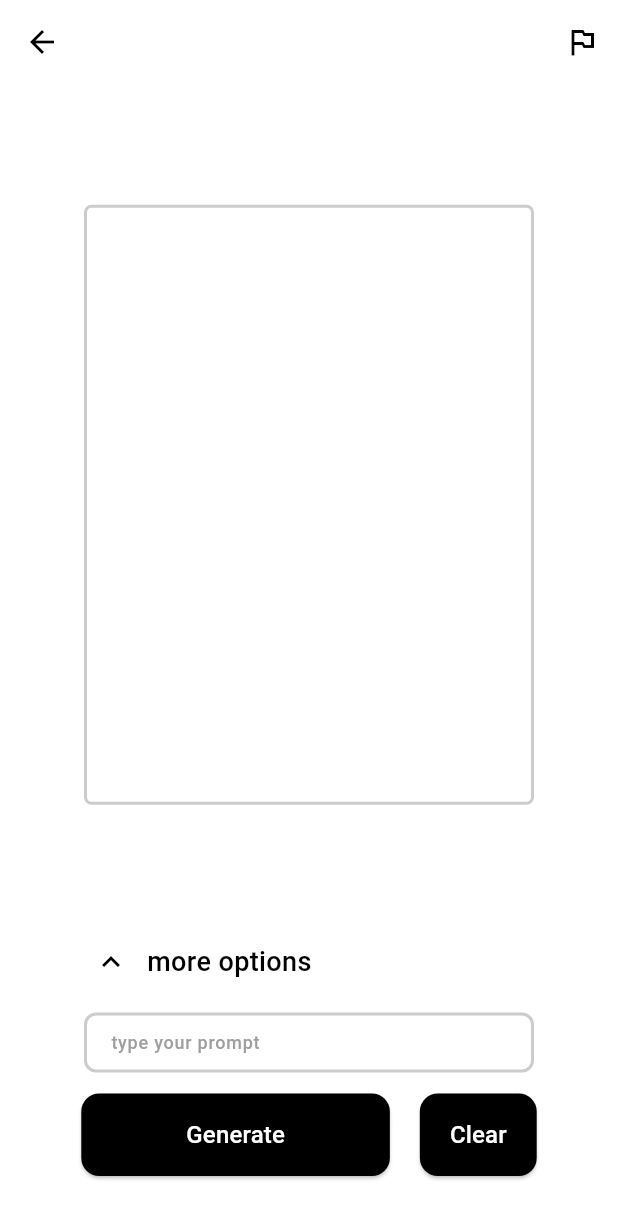
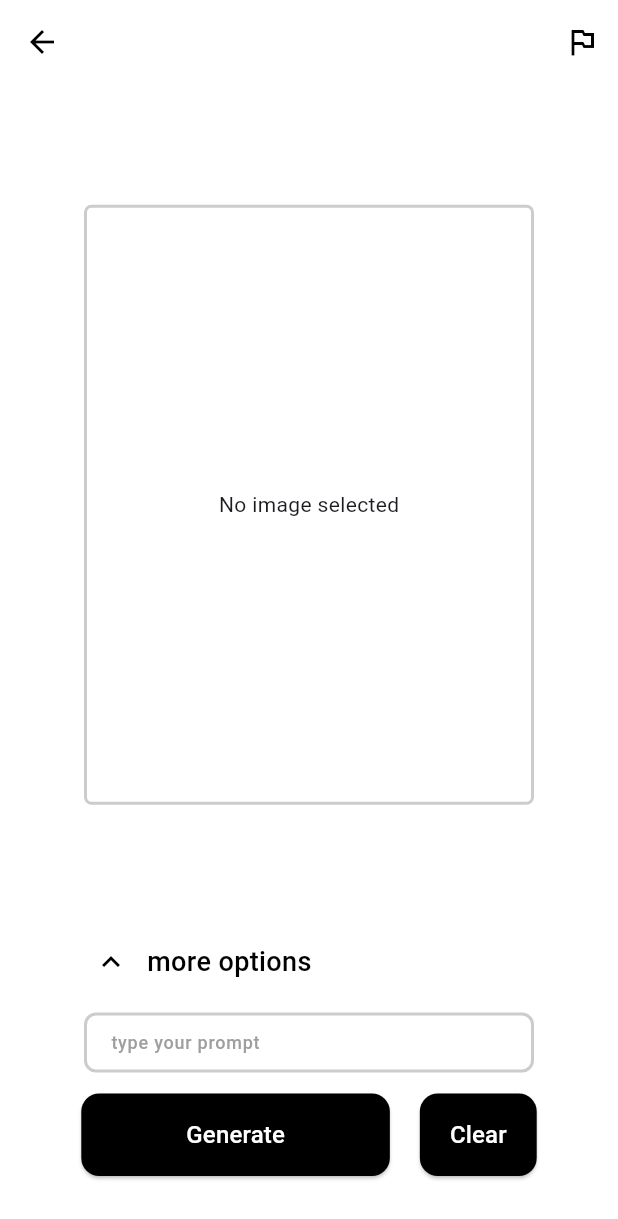
Before and after one commit to jibek1201/picaso, a Flutter app: the ThirdPage screen opened directly, after a tap on "Clear", on a phone screen of 412 x 824 dp. Shown: the top 1219 px of the screen. Run offline on Flutter 3.47's test engine with Material 3 defaults, Android fonts, the light colour scheme and no system bars; our stand-ins replace image_picker.

Commit message:
new commit

```diff
--- a/lib/main.dart
+++ b/lib/main.dart
@@ -1,4 +1,6 @@
+import 'dart:io';
 import 'package:flutter/material.dart';
+import 'package:image_picker/image_picker.dart';
 
 
 
@@ -222,10 +224,39 @@ class _ThirdPageState extends State<ThirdPage> {
   bool _isArrowPressed = false; // To toggle between buttons
   double _selectedScale = 1.0; // To track the selected scale
   bool isSaved = false; // Tracks the save state for the flag icon
+  String? _imagePath; // Store selected image path
+  final TextEditingController _controller = TextEditingController();
 
+  // Function to toggle the save state
   void toggleSave() {
     setState(() {
       isSaved = !isSaved; // Toggle the save state
+    });
+  }
+
+  // Function to pick an image using image_picker
+  Future<void> _pickImage() async {
+    final ImagePicker picker = ImagePicker();
+    final XFile? pickedFile = await picker.pickImage(source: ImageSource.gallery);
+
+    if (pickedFile != null) {
+      setState(() {
+        _imagePath = pickedFile.path; // Set the image path
+      });
+    }
+  }
+
+  // Function to handle Generate button press
+  void _generateAction() {
+    // Add your "Generate" action here
+    print('Generate button pressed');
+  }
+
+  // Function to handle Clear button press
+  void _clearAction() {
+    setState(() {
+      _controller.clear(); // Clear text input
+      _imagePath = null; // Clear image
     });
   }
 
@@ -268,6 +299,9 @@ class _ThirdPageState extends State<ThirdPage> {
                   ),
                   borderRadius: BorderRadius.circular(5), // Rounded corners
                 ),
+                child: _imagePath == null
+                    ? const Center(child: Text('No image selected'))
+                    : Image.file(File(_imagePath!)), // Show image
               ),
             ),
           ),
@@ -385,10 +419,7 @@ class _ThirdPageState extends State<ThirdPage> {
                             padding: const EdgeInsets.only(right: 50),  // 20px space to the right
                             child: IconButton(
                               icon: const Icon(Icons.download_rounded, color: Colors.black), // Download icon with arrow down
-                              onPressed: () {
-                                // Add your download-related action here
-                                print("Download button pressed");
-                              },
+                              onPressed: _pickImage, // Trigger image picker
                             ),
                           ),
                         Text(
@@ -417,8 +448,9 @@ class _ThirdPageState extends State<ThirdPage> {
                       width: 2,
                     ),
                   ),
-                  child: const TextField(
-                    decoration: InputDecoration(
+                  child: TextField(
+                    controller: _controller,
+                    decoration: const InputDecoration(
                       border: InputBorder.none,
                       hintText: 'type your prompt',
                       hintStyle: TextStyle(
@@ -427,7 +459,7 @@ class _ThirdPageState extends State<ThirdPage> {
                         fontWeight: FontWeight.w500,
                       ),
                     ),
-                    style: TextStyle(
+                    style: const TextStyle(
                       fontSize: 10,
                       color: Colors.black,
                       fontWeight: FontWeight.w500,
@@ -441,9 +473,7 @@ class _ThirdPageState extends State<ThirdPage> {
                   mainAxisAlignment: MainAxisAlignment.center,
                   children: [
                     ElevatedButton(
-                      onPressed: () {
-                        // Add your "Generate" button action here
-                      },
+                      onPressed: _generateAction,
                       style: ElevatedButton.styleFrom(
                         foregroundColor: Colors.white,
                         backgroundColor: Colors.black,
@@ -462,9 +492,7 @@ class _ThirdPageState extends State<ThirdPage> {
                     ),
                     const SizedBox(width: 20),
                     ElevatedButton(
-                      onPressed: () {
-                        // Add your "Clear" button action here
-                      },
+                      onPressed: _clearAction,
                       style: ElevatedButton.styleFrom(
                         foregroundColor: Colors.white,
                         backgroundColor: Colors.black,
--- a/pubspec.yaml
+++ b/pubspec.yaml
@@ -31,6 +31,7 @@ dependencies:
   file_picker: ^8.1.4
   flutter:
     sdk: flutter
+  image_picker: ^0.8.8+6
 
 
 
```
Also changed, not shown: pubspec.lock, 5 other files.
